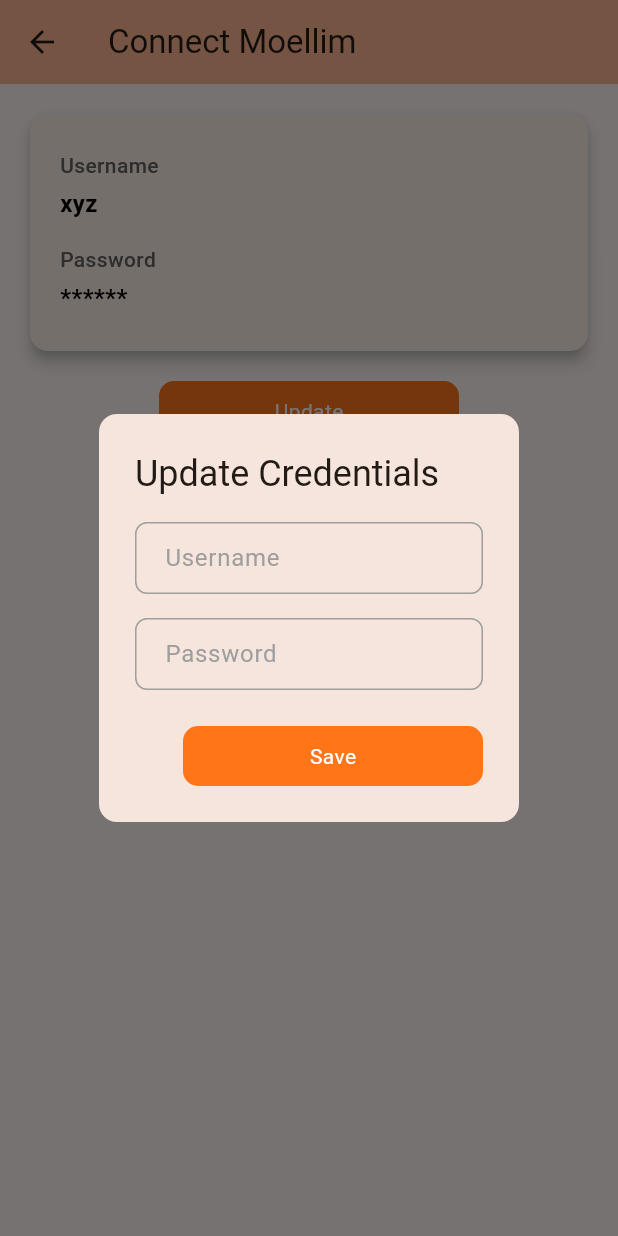
After one commit to HananMustafa/moallim_mate, a Flutter app: the ConnectMoellim screen opened by its route, after a tap on "Update", on a phone screen of 412 x 824 dp. The commit adds this screen. Run offline on Flutter 3.47's test engine with Material 3 defaults, Android fonts, the phone set to English and light mode, and no system bars; our stand-ins replace another_flushbar, flutter_speed_dial, fluttertoast.

Commit message:
Views Created: Dashboard, Connect Moellim, Credentials Dialog

```diff
--- a/lib/res/components/color.dart
+++ b/lib/res/color.dart
@@ -1,7 +1,9 @@
 import 'package:flutter/material.dart';
 
 class AppColors {
+  static const Color primary = Color(0xFFFF7518);
   static const Color blackColor = Color(0xFF00000);
   static const Color whiteColor = Color(0xFFFFFFFF);
   static const Color buttonColor = Colors.green;
+  static const Color grey = Colors.grey;
 }
--- /dev/null
+++ b/lib/res/components/build_info_row.dart
@@ -0,0 +1,36 @@
+import 'package:flutter/material.dart';
+import 'package:moallim_mate/res/color.dart';
+
+class BuildInfoRow extends StatelessWidget {
+  final String title;
+  final String value;
+
+  const BuildInfoRow({Key? key, required this.title, required this.value})
+    : super(key: key);
+
+  @override
+  Widget build(BuildContext context) {
+    return Column(
+      crossAxisAlignment: CrossAxisAlignment.start,
+      children: [
+        Text(
+          title,
+          style: TextStyle(
+            fontSize: 14,
+            color: Colors.grey[700],
+            fontWeight: FontWeight.w500,
+          ),
+        ),
+        SizedBox(height: 4),
+        Text(
+          value,
+          style: TextStyle(
+            fontSize: 16,
+            fontWeight: FontWeight.w600,
+            color: Colors.black,
+          ),
+        ),
+      ],
+    );
+  }
+}
--- /dev/null
+++ b/lib/res/components/build_input_field.dart
@@ -0,0 +1,36 @@
+import 'package:flutter/material.dart';
+import 'package:moallim_mate/res/color.dart';
+
+class BuildInputField extends StatelessWidget {
+  final String label;
+  final TextEditingController controller;
+  final bool isPassword;
+
+  const BuildInputField({
+    Key? key,
+    required this.label,
+    required this.controller,
+    this.isPassword = false,
+  }) : super(key: key);
+
+  @override
+  Widget build(BuildContext context) {
+    return TextFormField(
+      controller: controller,
+      obscureText: isPassword,
+      decoration: InputDecoration(
+        labelText: label,
+        labelStyle: TextStyle(color: AppColors.grey),
+        focusedBorder: OutlineInputBorder(
+          borderSide: BorderSide(color: AppColors.primary),
+          borderRadius: BorderRadius.circular(8),
+        ),
+        enabledBorder: OutlineInputBorder(
+          borderSide: BorderSide(color: AppColors.grey),
+          borderRadius: BorderRadius.circular(8),
+        ),
+        contentPadding: EdgeInsets.symmetric(horizontal: 16, vertical: 12),
+      ),
+    );
+  }
+}
--- /dev/null
+++ b/lib/res/components/credentials_dialog.dart
@@ -0,0 +1,37 @@
+import 'package:flutter/material.dart';
+import 'package:moallim_mate/res/components/build_input_field.dart';
+import 'package:moallim_mate/res/components/round_button.dart';
+
+class CredentialsDialog extends StatelessWidget {
+  final TextEditingController usernameController;
+  final TextEditingController passwordController;
+  final VoidCallback onSave;
+
+  const CredentialsDialog({
+    Key? key,
+    required this.usernameController,
+    required this.passwordController,
+    required this.onSave,
+  }) : super(key: key);
+
+  @override
+  Widget build(BuildContext context) {
+    return AlertDialog(
+      shape: RoundedRectangleBorder(borderRadius: BorderRadius.circular(12)),
+      title: Text('Update Credentials'),
+      content: Column(
+        mainAxisSize: MainAxisSize.min,
+        children: [
+          BuildInputField(label: 'Username', controller: usernameController),
+          SizedBox(height: 16),
+          BuildInputField(
+            label: 'Password',
+            controller: passwordController,
+            isPassword: true,
+          ),
+        ],
+      ),
+      actions: [RoundButton(title: 'Save', onPress: onSave)],
+    );
+  }
+}
--- a/lib/res/components/round_button.dart
+++ b/lib/res/components/round_button.dart
@@ -1,10 +1,11 @@
 import 'package:flutter/material.dart';
-import 'package:moallim_mate/res/components/color.dart';
+import 'package:moallim_mate/res/color.dart';
 
 class RoundButton extends StatelessWidget {
   final String title;
   final bool loading;
   final VoidCallback onPress;
+
   const RoundButton({
     required this.title,
     this.loading = false,
@@ -20,7 +21,7 @@ class RoundButton extends StatelessWidget {
         height: 40,
         width: 200,
         decoration: BoxDecoration(
-          color: AppColors.buttonColor,
+          color: AppColors.primary,
           borderRadius: BorderRadius.circular(10),
         ),
         child: Center(
--- a/lib/utils/routes/routes.dart
+++ b/lib/utils/routes/routes.dart
@@ -1,5 +1,6 @@
 import 'package:flutter/material.dart';
 import 'package:moallim_mate/utils/routes/routes_name.dart';
+import 'package:moallim_mate/view/connect_moellim.dart';
 import 'package:moallim_mate/view/dashboard.dart';
 
 class Routes {
@@ -8,6 +9,11 @@ class Routes {
       case RoutesName.dashboard:
         return MaterialPageRoute(
           builder: (BuildContext context) => Dashboard(title: 'Moallim Mate'),
+        );
+
+      case RoutesName.connectMoellim:
+        return MaterialPageRoute(
+          builder: (BuildContext context) => ConnectMoellim(),
         );
 
       //Add more cases
--- a/lib/utils/routes/routes_name.dart
+++ b/lib/utils/routes/routes_name.dart
@@ -1,5 +1,6 @@
 class RoutesName {
   static const String dashboard = 'dashboard_screen';
+  static const String connectMoellim = 'connect-moellim';
 
   //Add more screens just like above, then update switch case in routes.dart
 }
--- /dev/null
+++ b/lib/view/connect_moellim.dart
@@ -0,0 +1,83 @@
+import 'package:flutter/material.dart';
+import 'package:moallim_mate/res/components/build_info_row.dart';
+import 'package:moallim_mate/res/components/credentials_dialog.dart';
+import 'package:moallim_mate/res/components/round_button.dart';
+
+class ConnectMoellim extends StatefulWidget {
+  const ConnectMoellim({super.key});
+
+  @override
+  State<ConnectMoellim> createState() => _ConnectMoellimState();
+}
+
+class _ConnectMoellimState extends State<ConnectMoellim> {
+  final TextEditingController _usernameController = TextEditingController();
+  final TextEditingController _passwordController = TextEditingController();
+
+  @override
+  Widget build(BuildContext context) {
+    void _showCredentialDialog(BuildContext context) {
+      final usernameController = TextEditingController();
+      final passwordController = TextEditingController();
+
+      showDialog(
+        context: context,
+        builder: (context) {
+          return CredentialsDialog(
+            usernameController: usernameController,
+            passwordController: passwordController,
+            onSave: () {
+              // Call ViewModel function here to handle logic
+              // viewModel.updateCredentials(usernameController.text, passwordController.text);
+              Navigator.of(context).pop();
+            },
+          );
+        },
+      );
+    }
+
+    return Scaffold(
+      appBar: AppBar(
+        backgroundColor: Theme.of(context).colorScheme.inversePrimary,
+        title: Text('Connect Moellim'),
+      ),
+
+      body: Padding(
+        padding: const EdgeInsets.all(16.0),
+        child: Column(
+          children: [
+            Card(
+              elevation: 4,
+              shape: RoundedRectangleBorder(
+                borderRadius: BorderRadius.circular(12),
+              ),
+              child: Container(
+                width: double.infinity, // full width of parent
+                padding: const EdgeInsets.symmetric(
+                  horizontal: 20,
+                  vertical: 24,
+                ),
+                child: Column(
+                  crossAxisAlignment: CrossAxisAlignment.start,
+                  children: [
+                    BuildInfoRow(title: 'Username', value: 'xyz'),
+                    SizedBox(height: 16),
+                    BuildInfoRow(title: 'Password', value: '******'),
+                  ],
+                ),
+              ),
+            ),
+
+            SizedBox(height: 16),
+            RoundButton(
+              title: 'Update',
+              onPress: () {
+                _showCredentialDialog(context);
+              },
+            ),
+          ],
+        ),
+      ),
+    );
+  }
+}
--- a/lib/view/dashboard.dart
+++ b/lib/view/dashboard.dart
@@ -1,4 +1,7 @@
 import 'package:flutter/material.dart';
+import 'package:flutter_speed_dial/flutter_speed_dial.dart';
+import 'package:moallim_mate/res/color.dart';
+import 'package:moallim_mate/utils/routes/routes_name.dart';
 
 class Dashboard extends StatefulWidget {
   const Dashboard({super.key, required this.title});
@@ -17,10 +20,31 @@ class _DashboardState extends State<Dashboard> {
         backgroundColor: Theme.of(context).colorScheme.inversePrimary,
         title: Text(widget.title),
       ),
-      body: Center(child: Text('Hi')),
+      body: Center(child: Text('Dashboard')),
+      floatingActionButton: SpeedDial(
+        icon: Icons.add,
+        activeIcon: Icons.close,
+        backgroundColor: AppColors.primary,
+        children: [
+          SpeedDialChild(
+            child: Icon(Icons.sync),
+            label: 'Connect Moellim',
+            onTap: () {
+              Navigator.pushNamed(context, RoutesName.connectMoellim);
+            },
+          ),
+        ],
+      ),
 
       //Navigation Syntax
       //Navigator.pushNamed(context, RouteName.SCREENNAME);
+      // floatingActionButton: FloatingActionButton(
+      //   onPressed: () {
+      //     print('FAB Pressed');
+      //   },
+      //   backgroundColor: AppColors.primary,
+      //   child: Icon(Icons.add),
+      // ),
     );
   }
 }
--- a/pubspec.yaml
+++ b/pubspec.yaml
@@ -38,6 +38,7 @@ dependencies:
   http: ^1.4.0
   another_flushbar: ^1.12.30
   provider: ^6.1.5
+  flutter_speed_dial: ^7.0.0
 
 dev_dependencies:
   flutter_test:
```
Also changed, not shown: pubspec.lock, 1 other file.
